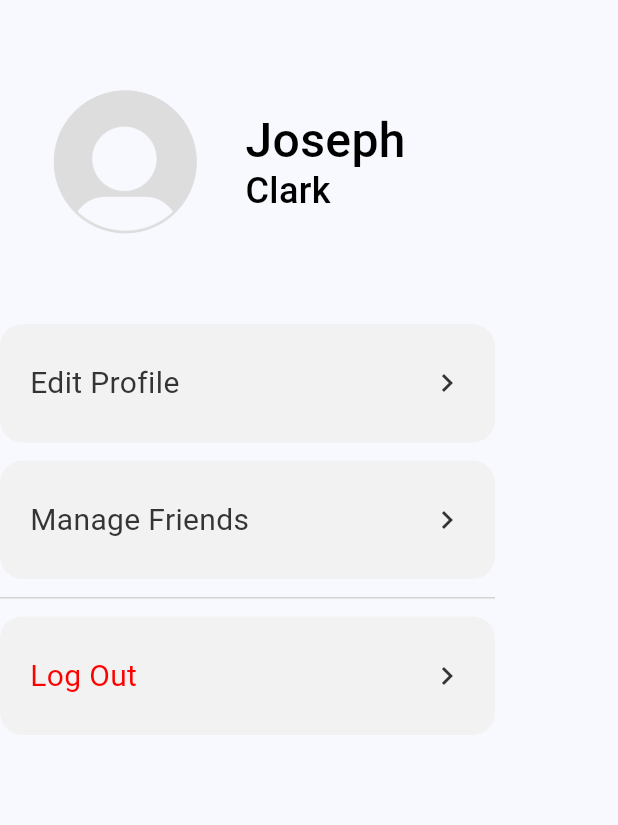
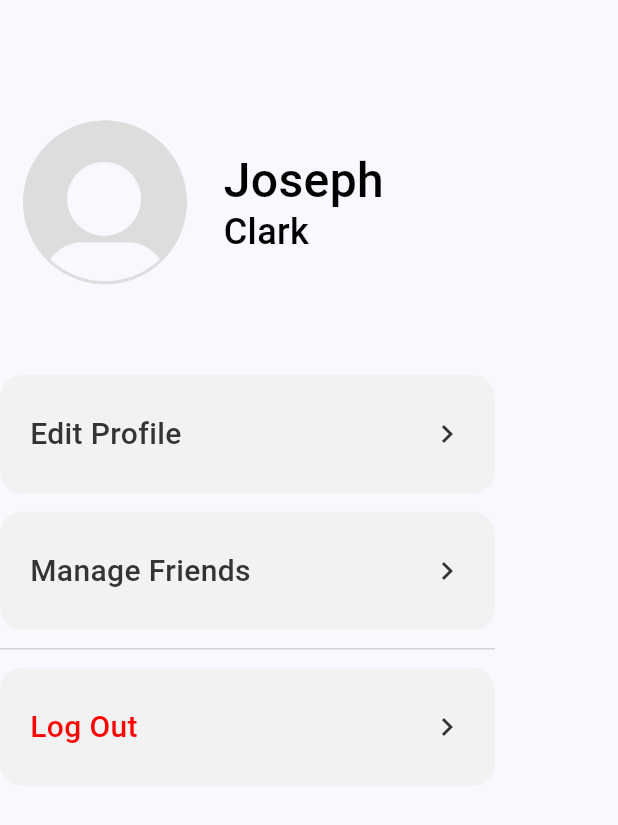
Before and after one commit to afdeanon/SeniorProject, a Flutter app: the Profile widget shown alone on an empty page, opened directly, on a phone screen of 412 x 824 dp. Shown: the top 825 px of the screen. Run offline on Flutter 3.47's test engine with Material 3 defaults, Android fonts, the phone set to English and light mode, and no system bars; our stand-ins replace firebase_auth, firebase_core; missing offline and left inert: dart:ffi; accounts and stored records are empty; Roboto replaces fonts that are missing (SF Pro).

Commit message:
profile margin setting

```diff
--- a/lib/screens/profileScreens/profileScreen.dart
+++ b/lib/screens/profileScreens/profileScreen.dart
@@ -40,18 +40,19 @@ class _ProfileState extends State<Profile> {
     return Container(
       child: Column(
         children: [
-          const SizedBox(height: 60),
+          const SizedBox(height: 80),
+
           SizedBox(
-            width: 259,
-            height: 96,
+            width: 300,
+            height: 110,
             child: Row(
               mainAxisSize: MainAxisSize.min,
-              mainAxisAlignment: MainAxisAlignment.start,
+              mainAxisAlignment: MainAxisAlignment.center,
               crossAxisAlignment: CrossAxisAlignment.center,
               children: [
                 Container(
-                  width: 96,
-                  height: 96,
+                  width: 110,
+                  height: 110,
                   decoration: const ShapeDecoration(
                     image: DecorationImage(
                       image: AssetImage('assets/images/profileImages/default.png'),
@@ -60,7 +61,7 @@ class _ProfileState extends State<Profile> {
                     shape: OvalBorder(),
                   ),
                 ),
-                const SizedBox(width: 32),
+                const SizedBox(width: 24),
                 const Expanded(
                   child: Column(
                     mainAxisSize: MainAxisSize.min,
@@ -130,7 +131,7 @@ class _ProfileState extends State<Profile> {
                                   color: Color(0xFF343434),
                                   fontSize: 20,
                                   fontFamily: 'SF Pro',
-                                  fontWeight: FontWeight.w400,
+                                  fontWeight: FontWeight.w500,
                                 ),
                               ),
                             ],
@@ -174,7 +175,7 @@ class _ProfileState extends State<Profile> {
                                   color: Color(0xFF343434),
                                   fontSize: 20,
                                   fontFamily: 'SF Pro',
-                                  fontWeight: FontWeight.w400,
+                                  fontWeight: FontWeight.w500,
                                 ),
                               ),
                             ],
@@ -225,7 +226,7 @@ class _ProfileState extends State<Profile> {
                                   color: Color.fromARGB(255, 255, 0, 0),
                                   fontSize: 20,
                                   fontFamily: 'SF Pro',
-                                  fontWeight: FontWeight.w400,
+                                  fontWeight: FontWeight.w500,
                                 ),
                               ),
                             ],
```
